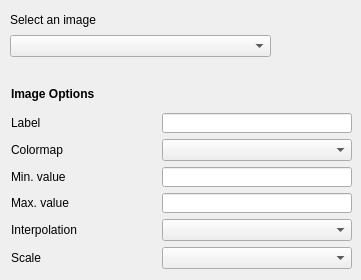
First picture: the form in qt/python/mantidqt/widgets/plotconfigdialog/imagestabwidget/images_tab.ui, repository mantidproject/mantid, before the edit.
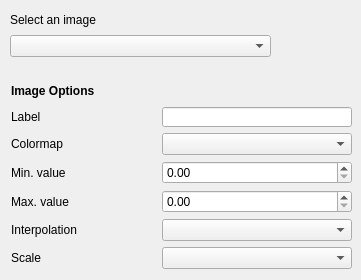
Second picture: the form after the edit.

Commit message: Add ImagesTabWidget tab for colorfill plots

```diff
--- a/qt/python/mantidqt/widgets/plotconfigdialog/imagestabwidget/images_tab.ui
+++ b/qt/python/mantidqt/widgets/plotconfigdialog/imagestabwidget/images_tab.ui
@@ -117,7 +117,7 @@
      </spacer>
     </item>
     <item row="2" column="2">
-     <widget class="QComboBox" name="0_6">
+     <widget class="QComboBox" name="colormap_combo_box">
       <property name="sizePolicy">
        <sizepolicy hsizetype="Maximum" vsizetype="Fixed">
         <horstretch>0</horstretch>
@@ -158,28 +158,6 @@
       </property>
      </spacer>
     </item>
-    <item row="3" column="2">
-     <widget class="QLineEdit" name="x_label_line_edit_16">
-      <property name="sizePolicy">
-       <sizepolicy hsizetype="Preferred" vsizetype="Fixed">
-        <horstretch>0</horstretch>
-        <verstretch>0</verstretch>
-       </sizepolicy>
-      </property>
-      <property name="minimumSize">
-       <size>
-        <width>190</width>
-        <height>20</height>
-       </size>
-      </property>
-      <property name="maximumSize">
-       <size>
-        <width>211</width>
-        <height>20</height>
-       </size>
-      </property>
-     </widget>
-    </item>
     <item row="4" column="0">
      <widget class="QLabel" name="color_label_4">
       <property name="text">
@@ -200,28 +178,6 @@
       </property>
      </spacer>
     </item>
-    <item row="4" column="2">
-     <widget class="QLineEdit" name="x_label_line_edit_17">
-      <property name="sizePolicy">
-       <sizepolicy hsizetype="Preferred" vsizetype="Fixed">
-        <horstretch>0</horstretch>
-        <verstretch>0</verstretch>
-       </sizepolicy>
-      </property>
-      <property name="minimumSize">
-       <size>
-        <width>190</width>
-        <height>20</height>
-       </size>
-      </property>
-      <property name="maximumSize">
-       <size>
-        <width>211</width>
-        <height>20</height>
-       </size>
-      </property>
-     </widget>
-    </item>
     <item row="5" column="0">
      <widget class="QLabel" name="color_label_5">
       <property name="text">
@@ -243,7 +199,7 @@
      </spacer>
     </item>
     <item row="5" column="2">
-     <widget class="QComboBox" name="0_4">
+     <widget class="QComboBox" name="interpolation_combo_box">
       <property name="sizePolicy">
        <sizepolicy hsizetype="Maximum" vsizetype="Fixed">
         <horstretch>0</horstretch>
@@ -285,7 +241,7 @@
      </spacer>
     </item>
     <item row="6" column="2">
-     <widget class="QComboBox" name="0_5">
+     <widget class="QComboBox" name="scale_combo_box">
       <property name="sizePolicy">
        <sizepolicy hsizetype="Maximum" vsizetype="Fixed">
         <horstretch>0</horstretch>
@@ -306,6 +262,12 @@
       </property>
      </widget>
     </item>
+    <item row="3" column="2">
+     <widget class="QDoubleSpinBox" name="min_value_spin_box"/>
+    </item>
+    <item row="4" column="2">
+     <widget class="QDoubleSpinBox" name="max_value_spin_box"/>
+    </item>
    </layout>
   </widget>
   <widget class="QWidget" name="verticalLayoutWidget_2">
```
Left out of the diff: 4 changed lines with no effect on the pictures. The commit also changes 8 other files.
